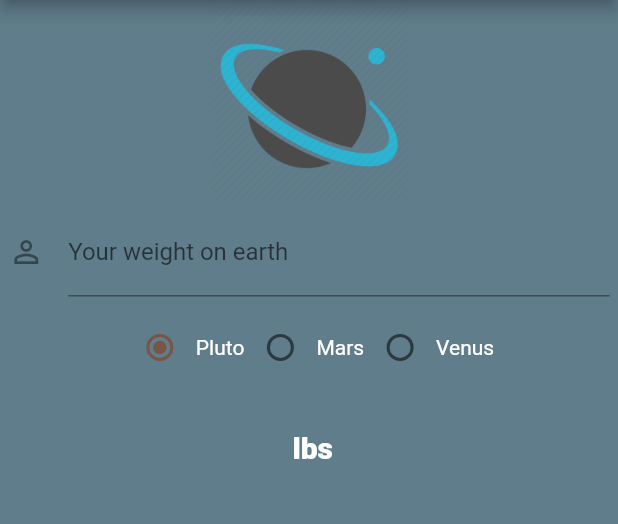
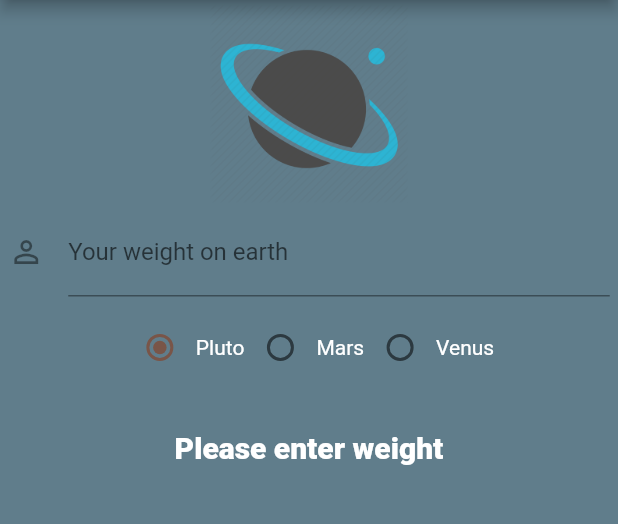
Before and after one commit to Miguelacosta90/Flutter_planet_weight_x_app, a Flutter app: the screen it shows after launch, on a phone screen of 412 x 824 dp, the part 84-608 px from its top. Run offline on Flutter 3.47's test engine with Material 2 defaults, Android fonts, the phone set to English and light mode, and no system bars.

Commit message:
adding some new text for users to enter weight

```diff
--- a/lib/ui/home.dart
+++ b/lib/ui/home.dart
@@ -105,7 +105,8 @@ class HomeState extends State<Home> {
                   new Padding(padding: new EdgeInsets.all(15.6)),
                   //result Text
                   new Text(
-                    "$_formattedText lbs",
+                    _weightController.text.isEmpty ? "Please enter weight" : _formattedText + "lbs",
+                    //"$_formattedText lbs",
                     style: new TextStyle(
                       color: Colors.white,
                       fontSize: 20.0,
```
